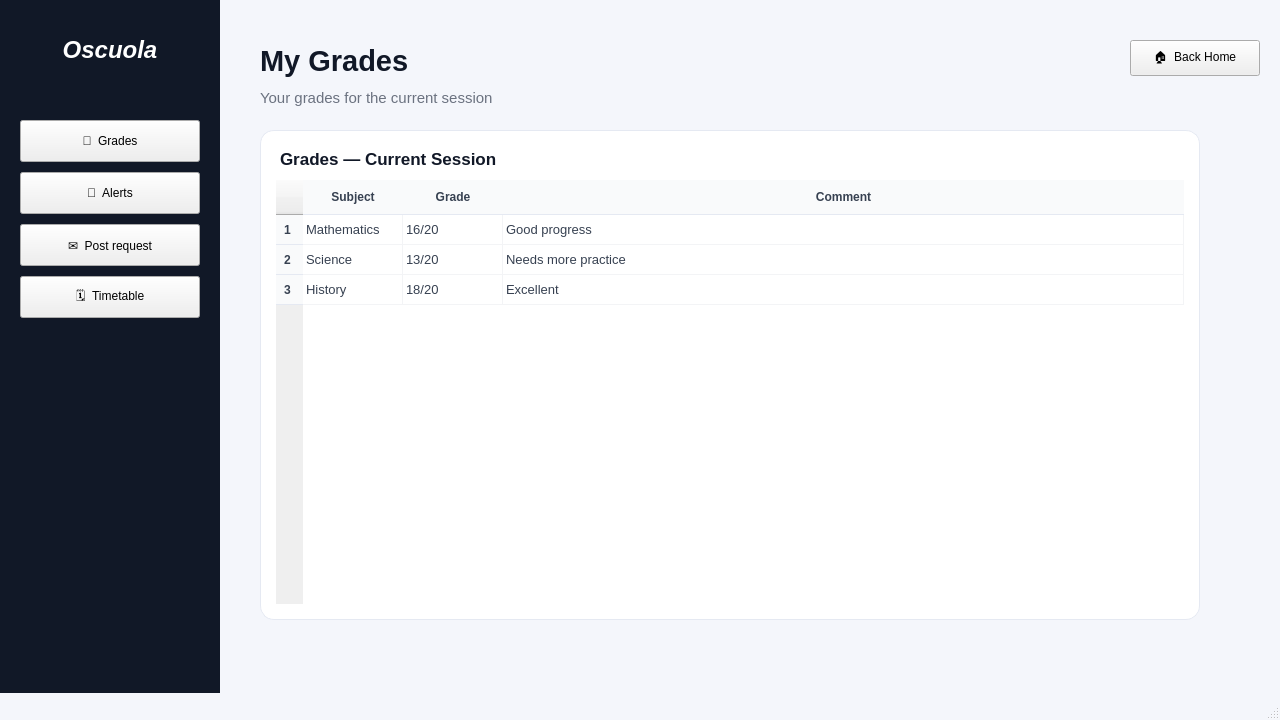
This is Oscuola/mainwindow.ui in mohamed-adhd/Oscuola as Qt 5 draws it before an edit. The edited form follows.
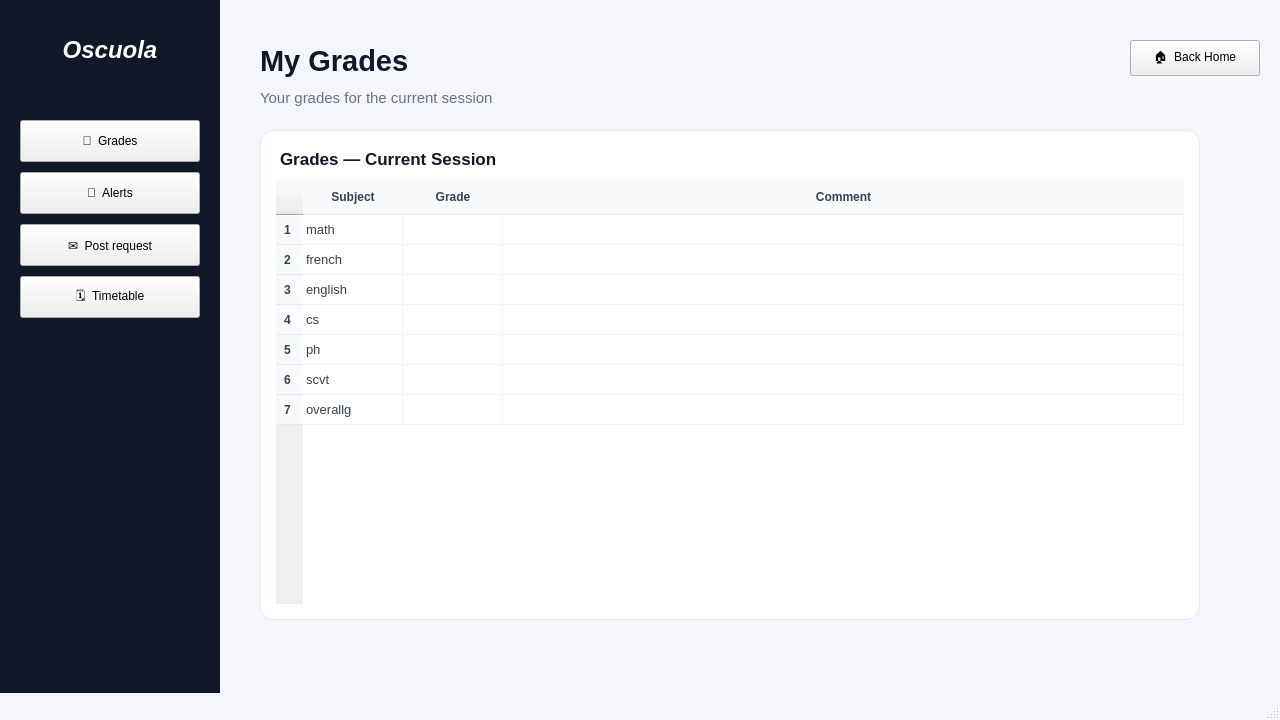
This is the edited form. The open tabs and pages were chosen to show the change.

Commit message: grades fetcher tested : sucess and wired to ui

```diff
--- a/Oscuola/mainwindow.ui
+++ b/Oscuola/mainwindow.ui
@@ -1190,6 +1190,10 @@
        <row/>
        <row/>
        <row/>
+       <row/>
+       <row/>
+       <row/>
+       <row/>
        <column>
         <property name="text">
          <string>Subject</string>
@@ -1207,47 +1211,37 @@
        </column>
        <item row="0" column="0">
         <property name="text">
-         <string>Mathematics</string>
-        </property>
-       </item>
-       <item row="0" column="1">
-        <property name="text">
-         <string>16/20</string>
-        </property>
-       </item>
-       <item row="0" column="2">
-        <property name="text">
-         <string>Good progress</string>
+         <string>math</string>
         </property>
        </item>
        <item row="1" column="0">
         <property name="text">
-         <string>Science</string>
-        </property>
-       </item>
-       <item row="1" column="1">
-        <property name="text">
-         <string>13/20</string>
-        </property>
-       </item>
-       <item row="1" column="2">
-        <property name="text">
-         <string>Needs more practice</string>
+         <string>french</string>
         </property>
        </item>
        <item row="2" column="0">
         <property name="text">
-         <string>History</string>
+         <string>english</string>
         </property>
        </item>
-       <item row="2" column="1">
+       <item row="3" column="0">
         <property name="text">
-         <string>18/20</string>
+         <string>cs</string>
         </property>
        </item>
-       <item row="2" column="2">
+       <item row="4" column="0">
         <property name="text">
-         <string>Excellent</string>
+         <string>ph</string>
+        </property>
+       </item>
+       <item row="5" column="0">
+        <property name="text">
+         <string>scvt</string>
+        </property>
+       </item>
+       <item row="6" column="0">
+        <property name="text">
+         <string>overallg</string>
         </property>
        </item>
       </widget>
```
The commit also changes 6 other files.
